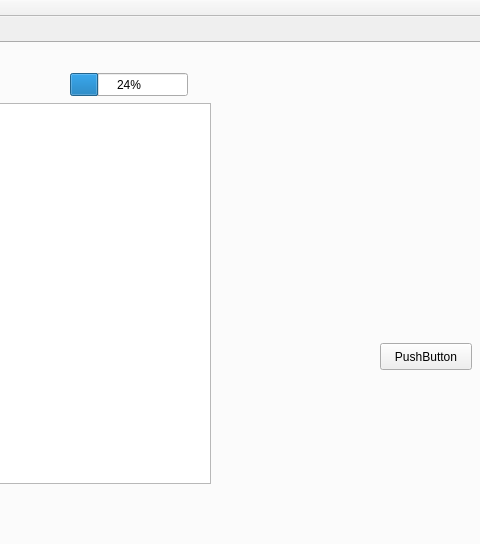
Before: the Qt Designer form mainwindow.ui in tomerye/Security-Sys-gui, drawn with Qt 5; both pictures show x 232 to 712 and y 0 to 544 of the 1363 by 629 pixel window.
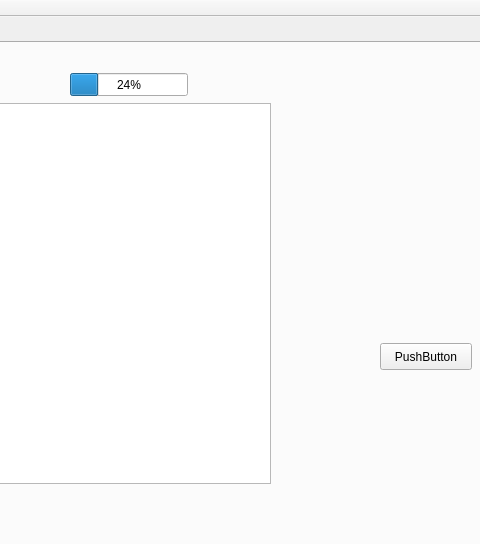
After: the same form once the commit is applied.

Diff of the .ui file:
```diff
--- a/mainwindow.ui
+++ b/mainwindow.ui
@@ -45,7 +45,7 @@
        <rect>
         <x>40</x>
         <y>60</y>
-        <width>401</width>
+        <width>461</width>
         <height>381</height>
        </rect>
       </property>
```
Left out of the diff: 2 changed lines with no effect on the pictures.
